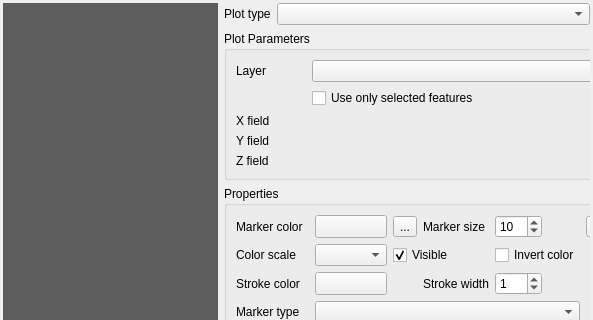
The window that DataPlotly/ui/dataplotly_dockwidget_base.ui (ghtmtt/DataPlotly) describes before a commit, drawn with Qt 5; both pictures show x 0 to 593 and y 0 to 320 of the 593 by 624 pixel window.
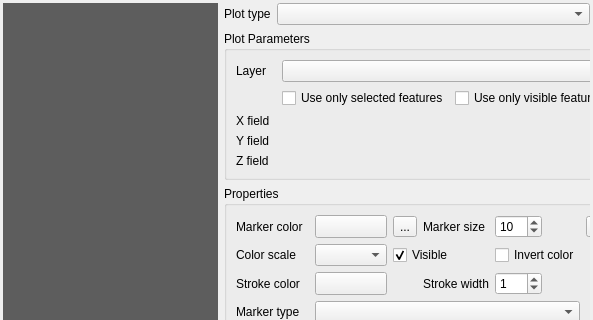
The same window after the commit. Custom widgets are drawn as their Qt base class.

Commit message:
Add option to only show features from current canvas extent
Fixes #75

```diff
--- a/DataPlotly/ui/dataplotly_dockwidget_base.ui
+++ b/DataPlotly/ui/dataplotly_dockwidget_base.ui
@@ -227,7 +227,38 @@
                     <string>Plot Parameters</string>
                    </property>
                    <layout class="QGridLayout" name="gridLayout_23">
-                    <item row="2" column="0">
+                    <item row="6" column="0">
+                     <widget class="QLabel" name="y_label">
+                      <property name="text">
+                       <string>Y field</string>
+                      </property>
+                     </widget>
+                    </item>
+                    <item row="2" column="1">
+                     <widget class="QCheckBox" name="selected_feature_check">
+                      <property name="enabled">
+                       <bool>true</bool>
+                      </property>
+                      <property name="text">
+                       <string>Use only selected features</string>
+                      </property>
+                     </widget>
+                    </item>
+                    <item row="0" column="0">
+                     <widget class="QLabel" name="layer_label">
+                      <property name="text">
+                       <string>Layer</string>
+                      </property>
+                     </widget>
+                    </item>
+                    <item row="7" column="0">
+                     <widget class="QLabel" name="z_label">
+                      <property name="text">
+                       <string>Z field</string>
+                      </property>
+                     </widget>
+                    </item>
+                    <item row="5" column="0">
                      <widget class="QLabel" name="x_label">
                       <property name="sizePolicy">
                        <sizepolicy hsizetype="Expanding" vsizetype="Preferred">
@@ -252,68 +283,17 @@
                       </property>
                      </widget>
                     </item>
-                    <item row="4" column="0">
-                     <widget class="QLabel" name="z_label">
-                      <property name="text">
-                       <string>Z field</string>
-                      </property>
-                     </widget>
-                    </item>
-                    <item row="1" column="1">
-                     <widget class="QCheckBox" name="selected_feature_check">
+                    <item row="2" column="2">
+                     <widget class="QCheckBox" name="visible_feature_check">
                       <property name="enabled">
                        <bool>true</bool>
                       </property>
                       <property name="text">
-                       <string>Use only selected features</string>
+                       <string>Use only visible features</string>
                       </property>
                      </widget>
                     </item>
-                    <item row="3" column="0">
-                     <widget class="QLabel" name="y_label">
-                      <property name="text">
-                       <string>Y field</string>
-                      </property>
-                     </widget>
-                    </item>
-                    <item row="3" column="1">
-                     <widget class="QgsFieldExpressionWidget" name="y_combo">
-                      <property name="sizePolicy">
-                       <sizepolicy hsizetype="Preferred" vsizetype="Maximum">
-                        <horstretch>0</horstretch>
-                        <verstretch>0</verstretch>
-                       </sizepolicy>
-                      </property>
-                     </widget>
-                    </item>
-                    <item row="0" column="0">
-                     <widget class="QLabel" name="layer_label">
-                      <property name="text">
-                       <string>Layer</string>
-                      </property>
-                     </widget>
-                    </item>
-                    <item row="2" column="1">
-                     <widget class="QgsFieldExpressionWidget" name="x_combo">
-                      <property name="sizePolicy">
-                       <sizepolicy hsizetype="Preferred" vsizetype="Maximum">
-                        <horstretch>0</horstretch>
-                        <verstretch>0</verstretch>
-                       </sizepolicy>
-                      </property>
-                     </widget>
-                    </item>
-                    <item row="4" column="1">
-                     <widget class="QgsFieldExpressionWidget" name="z_combo">
-                      <property name="sizePolicy">
-                       <sizepolicy hsizetype="Preferred" vsizetype="Maximum">
-                        <horstretch>0</horstretch>
-                        <verstretch>0</verstretch>
-                       </sizepolicy>
-                      </property>
-                     </widget>
-                    </item>
-                    <item row="0" column="1">
+                    <item row="0" column="1" colspan="2">
                      <widget class="QgsMapLayerComboBox" name="layer_combo">
                       <property name="sizePolicy">
                        <sizepolicy hsizetype="Preferred" vsizetype="Maximum">
```
Left out of the diff: 9 changed lines with no effect on the pictures. The commit also changes 4 other files.
